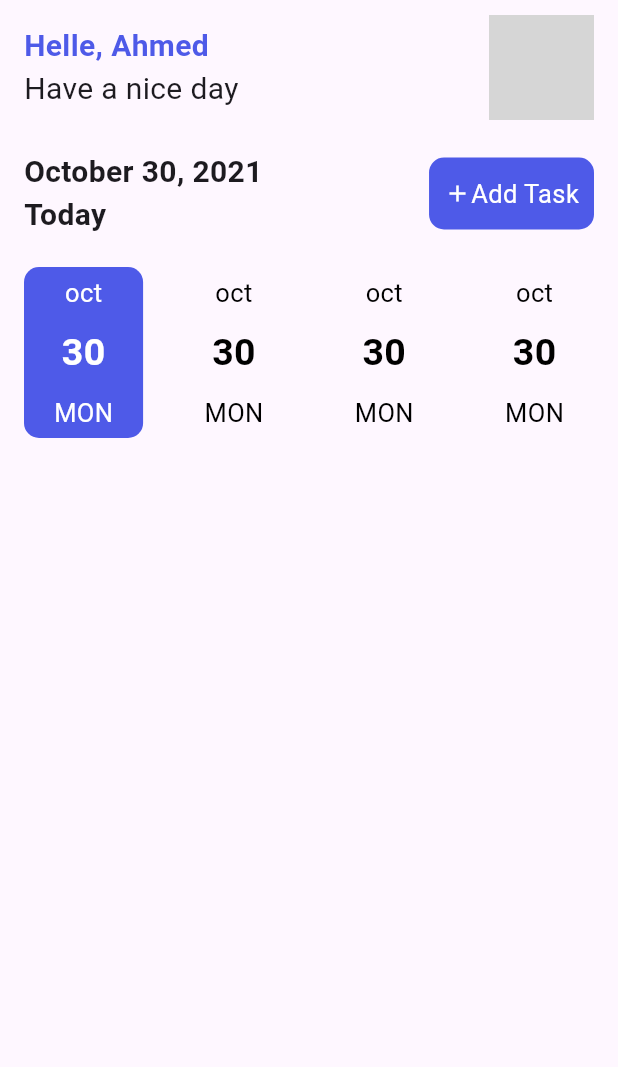
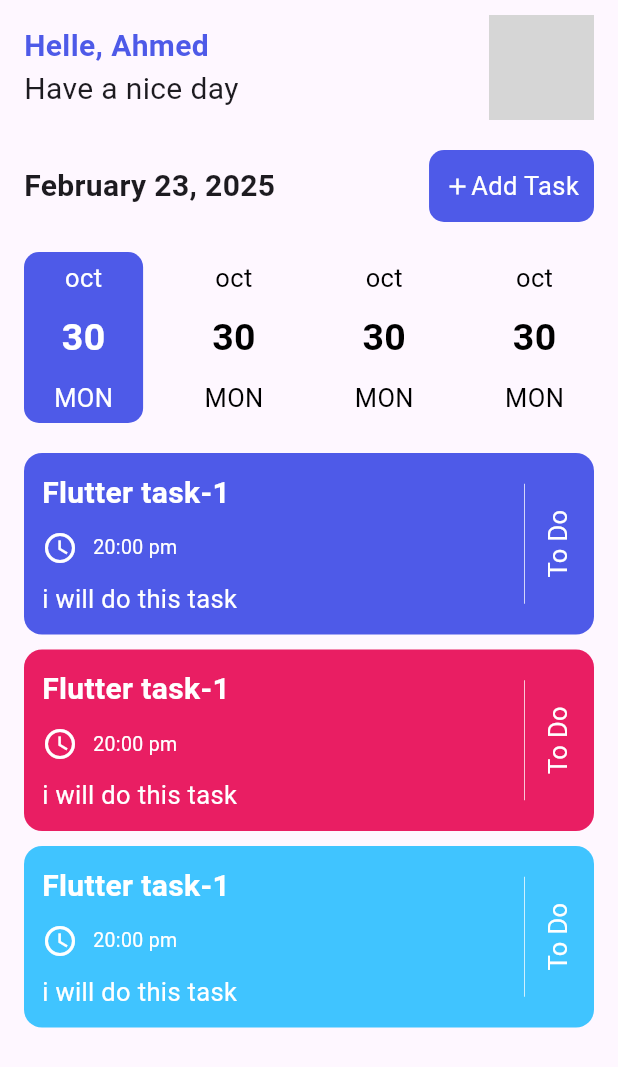
Before and after one commit to A-Abdelsattar/eraasoft-125, a Flutter app: the screen it shows after launch, on a phone screen of 412 x 824 dp. Shown: the top 1067 px of the screen. Run offline on Flutter 3.47's test engine with Material 3 defaults, Android fonts, the phone set to English and light mode, and no system bars; our stand-ins replace flutter_svg; network calls fail; grey boxes are pictures that could not be loaded.

Commit message:
taskati app

```diff
--- /dev/null
+++ b/taskati/lib/core/helpers/extentsions.dart
@@ -0,0 +1,11 @@
+
+
+import 'package:flutter/material.dart';
+
+extension Navigate on BuildContext{
+  push(Widget newScreen)=> Navigator.push(this, MaterialPageRoute(builder:(_)=>newScreen ));
+}
+
+// extension ToInt on String{
+//   toInt()=>int.parse(this);
+// }
--- a/taskati/lib/core/utils/app_text_style.dart
+++ b/taskati/lib/core/utils/app_text_style.dart
@@ -2,12 +2,12 @@
 
 class AppTextStyle {
 
-  static TextStyle fontStyle20Blod=const TextStyle(
+  static TextStyle fontStyle20Bold=const TextStyle(
     fontSize: 20,
     fontWeight: FontWeight.bold
   );
 
-  static TextStyle fonstStyle13Grey=const TextStyle(
+  static TextStyle fontStyle13Grey=const TextStyle(
     fontSize: 13,
     color: Colors.grey
   );
--- a/taskati/lib/features/home/home_screen.dart
+++ b/taskati/lib/features/home/home_screen.dart
@@ -1,28 +1,36 @@
-
-
-
 import 'package:flutter/material.dart';
+import 'package:taskati/core/utils/app_text_style.dart';
 import 'package:taskati/features/home/widgets/date_and_add_btn.dart';
+import 'package:taskati/features/home/widgets/empty_task_list.dart';
 import 'package:taskati/features/home/widgets/filter_days_row.dart';
 import 'package:taskati/features/home/widgets/home_app_bar.dart';
+import 'package:taskati/features/home/widgets/task_item.dart';
+import 'package:taskati/features/home/widgets/taskes_list_view.dart';
 
 class HomeScreen extends StatelessWidget {
   const HomeScreen({super.key});
 
   @override
   Widget build(BuildContext context) {
-    return SafeArea(
-      child: Scaffold(
-        body: Padding(
-          padding: const EdgeInsets.symmetric(horizontal: 16.0,vertical: 10),
+    return Scaffold(
+      body: SafeArea(
+        child: Padding(
+          padding: const EdgeInsets.symmetric(horizontal: 16.0, vertical: 10),
           child: Column(
             children: [
               HomeAppBar(),
-              SizedBox(height: 20,),
+              SizedBox(
+                height: 20,
+              ),
               DateAndAddBtn(),
-              SizedBox(height: 20,),
-              FilterDaysRow()
-
+              SizedBox(
+                height: 20,
+              ),
+              FilterDaysRow(),
+              SizedBox(
+                height: 20,
+              ),
+           false?EmptyTaskList() :TasksListView()
             ],
           ),
         ),
--- a/taskati/lib/features/home/widgets/date_and_add_btn.dart
+++ b/taskati/lib/features/home/widgets/date_and_add_btn.dart
@@ -1,8 +1,12 @@
 
 
 import 'package:flutter/material.dart';
+import 'package:intl/intl.dart';
+import 'package:taskati/core/helpers/Navigator.dart';
+import 'package:taskati/core/helpers/extentsions.dart';
 import 'package:taskati/core/utils/app_colors.dart';
 import 'package:taskati/core/utils/app_text_style.dart';
+import 'package:taskati/features/add_task/add_task_screen.dart';
 
 class DateAndAddBtn extends StatelessWidget {
   const DateAndAddBtn({super.key});
@@ -11,8 +15,14 @@
   Widget build(BuildContext context) {
     return Row(
       children: [
-        Expanded(child: Text("October 30, 2021\nToday",style: AppTextStyle.fontStyle20Blod,)),
-        Container(
+        Expanded(child: Text(DateFormat.yMMMMd().format(DateTime.now()),style: AppTextStyle.fontStyle20Bold,)),
+        InkWell(
+          onTap: (){
+            context.push(AddTaskScreen());
+
+            // Navigator.push(context, MaterialPageRoute(builder: (BuildContext context)=>AddTaskScreen()));
+          },
+          child: Container(
             padding: EdgeInsets.symmetric(horizontal: 10,vertical: 12),
             decoration: BoxDecoration(
               color :AppColors.primaryColor,
@@ -23,6 +33,7 @@
               Text('Add Task',style: AppTextStyle.fontStyle17White,)
             ],),
           ),
+        ),
 
       ],
     );
--- a/taskati/lib/features/home/widgets/filter_days_row.dart
+++ b/taskati/lib/features/home/widgets/filter_days_row.dart
@@ -16,6 +16,7 @@
         DayContainer(),
         DayContainer(),
         DayContainer(),
+
       ],
     );
   }
--- a/taskati/lib/features/home/widgets/home_app_bar.dart
+++ b/taskati/lib/features/home/widgets/home_app_bar.dart
@@ -16,10 +16,10 @@
           child: Column(
             crossAxisAlignment: CrossAxisAlignment.start,
             children: [
-            Text(AppStrings.welcomeInHome(" Ahmed"),style: AppTextStyle.fontStyle20Blod.copyWith(
+            Text(AppStrings.welcomeInHome(" Ahmed"),style: AppTextStyle.fontStyle20Bold.copyWith(
               color:AppColors.primaryColor
             ),),
-            Text("Have a nice day",style: AppTextStyle.fontStyle20Blod.copyWith(
+            Text("Have a nice day",style: AppTextStyle.fontStyle20Bold.copyWith(
               fontWeight: FontWeight.normal
             ),),
 
--- /dev/null
+++ b/taskati/lib/features/home/widgets/task_item.dart
@@ -0,0 +1,61 @@
+
+
+import 'package:flutter/material.dart';
+import 'package:taskati/core/utils/app_colors.dart';
+import 'package:taskati/core/utils/app_text_style.dart';
+
+class TaskItem extends StatelessWidget {
+  final Color? color;
+  const TaskItem({super.key, this.color});
+
+  @override
+  Widget build(BuildContext context) {
+    return Container(
+      padding: EdgeInsets.all(12),
+      margin: EdgeInsets.only(bottom: 10),
+      decoration: BoxDecoration(
+      color:color,
+      borderRadius: BorderRadius.circular(12)
+      ),
+      child: Row(
+        children: [
+          Expanded(
+            child: Column(
+
+              crossAxisAlignment: CrossAxisAlignment.start,
+              children: [
+                Text("Flutter task-1 ",style: AppTextStyle.fontStyle20Bold.copyWith(
+                  color: Colors.white
+                ),maxLines: 1,overflow: TextOverflow.ellipsis,),
+                SizedBox(height: 10,),
+                Row(
+                  mainAxisAlignment: MainAxisAlignment.start,
+                  children: [
+                    Icon(Icons.access_time,color: Colors.white,),
+                    SizedBox(width: 10,),
+                    Text("20:00 pm",style: AppTextStyle.fontStyle13Grey.copyWith(
+                      color: Colors.white
+                    ),)
+                  ],
+                ),
+                SizedBox(height: 10,),
+                Text("i will do this task",style: AppTextStyle.fontStyle17White,),
+
+
+              ],
+            ),
+          ),
+          Container(
+            width: .5,
+            height: 80,
+            color: Colors.white,
+          ),
+          SizedBox(width: 10,),
+          RotatedBox(quarterTurns: 3,
+         child: Text("To Do",style: AppTextStyle.fontStyle17White,))
+
+        ],
+      ),
+    ) ;
+  }
+}
--- /dev/null
+++ b/taskati/lib/features/home/widgets/taskes_list_view.dart
@@ -0,0 +1,68 @@
+import 'package:flutter/material.dart';
+import 'package:taskati/core/utils/app_colors.dart';
+import 'package:taskati/features/home/widgets/task_item.dart';
+
+import '../../../core/utils/app_text_style.dart';
+
+
+class TasksListView extends StatelessWidget {
+  const TasksListView({super.key});
+
+  @override
+  Widget build(BuildContext context) {
+    return   Expanded(
+        child: ListView.builder(
+            itemBuilder: (context, index) => Dismissible(key: UniqueKey(),
+                background: Container(
+                  padding: EdgeInsets.symmetric(horizontal: 10),
+                  decoration: BoxDecoration(
+                      color: Colors.green,
+                      borderRadius: BorderRadius.circular(12)
+                  ),
+                  child: Row(
+                    children: [
+                      Icon(Icons.done,color: Colors.white,),
+                      SizedBox(width: 10,),
+                      Text("Completed",style: AppTextStyle.fontStyle17White,)
+                    ],
+                  ),
+                ),
+                secondaryBackground: Container(
+                  padding: EdgeInsets.symmetric(horizontal: 10),
+                  decoration: BoxDecoration(
+                      color: Colors.red,
+                      borderRadius: BorderRadius.circular(12)
+                  ),
+                  child: Row(
+                    mainAxisAlignment: MainAxisAlignment.end,
+                    children: [
+                      Text("Delete",style: AppTextStyle.fontStyle17White,),
+
+                      SizedBox(width: 10,),
+                      Icon(Icons.delete_outline_outlined,color: Colors.white,),
+                    ],
+                  ),
+                ),
+                onDismissed:(direction){
+                  if(direction==DismissDirection.startToEnd){
+                    debugPrint("Completed");
+                  }else{
+                    debugPrint("deleted");
+
+                  }
+                } ,
+                child: TaskItem(
+                  color:colors[index] ,
+                )),
+
+            itemCount: 3));
+  }
+}
+
+
+
+List<Color> colors=[
+  AppColors.primaryColor,
+  Colors.pink,
+  Colors.lightBlueAccent,
+];
--- a/taskati/lib/features/splash/splash_screen.dart
+++ b/taskati/lib/features/splash/splash_screen.dart
@@ -30,9 +30,9 @@
           ,children: [
           Image.asset(AppImages.logoSplashImage
           ),
-           Text(AppStrings.appName,style:AppTextStyle.fontStyle20Blod,),
+           Text(AppStrings.appName,style:AppTextStyle.fontStyle20Bold,),
           const SizedBox(height: 10,),
-          Text(AppStrings.splashDescription,style: AppTextStyle.fonstStyle13Grey)
+          Text(AppStrings.splashDescription,style: AppTextStyle.fontStyle13Grey)
         ],),
       ),
     );
--- a/taskati/lib/main.dart
+++ b/taskati/lib/main.dart
@@ -1,4 +1,5 @@
 import 'package:flutter/material.dart';
+import 'package:taskati/core/helpers/extentsions.dart';
 import 'package:taskati/taskati_app.dart';
 
 void main(){
--- a/taskati/pubspec.yaml
+++ b/taskati/pubspec.yaml
@@ -35,6 +35,7 @@
   # The following adds the Cupertino Icons font to your application.
   # Use with the CupertinoIcons class for iOS style icons.
   cupertino_icons: ^1.0.8
+  intl: ^0.20.2
 
 dev_dependencies:
   flutter_test:
@@ -62,7 +63,6 @@
   assets:
     - assets/images/
 
-
   # An image asset can refer to one or more resolution-specific "variants", see
   # https://flutter.dev/to/resolution-aware-images
 
```
Also changed, not shown: taskati/lib/core/helpers/Navigator.dart (added, +11 -0 lines), taskati/lib/features/add_task/add_task_screen.dart (added, +53 -0 lines), taskati/lib/features/add_task/widgets/custom_text_form_field_with_title.dart (added, +44 -0 lines), taskati/lib/features/home/widgets/empty_task_list.dart (added, +19 -0 lines), taskati/assets/images/empty_tasks.gif (added), taskati/pubspec.lock, 63 other files. Lines whose indentation alone changed are shown as unchanged.
